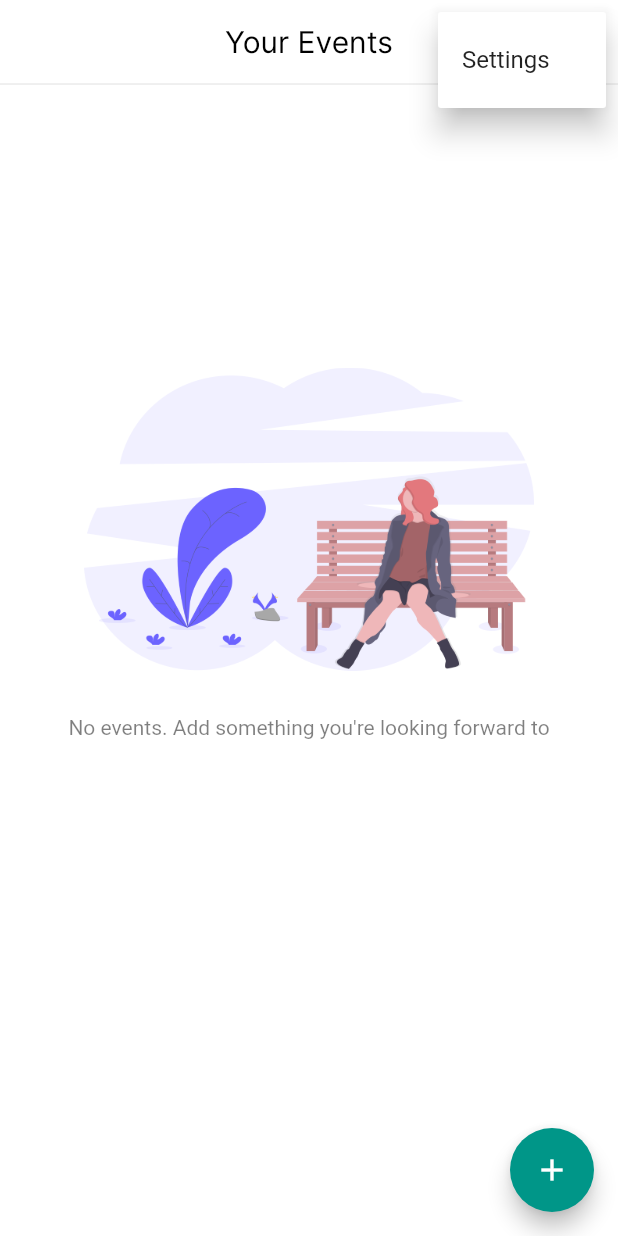
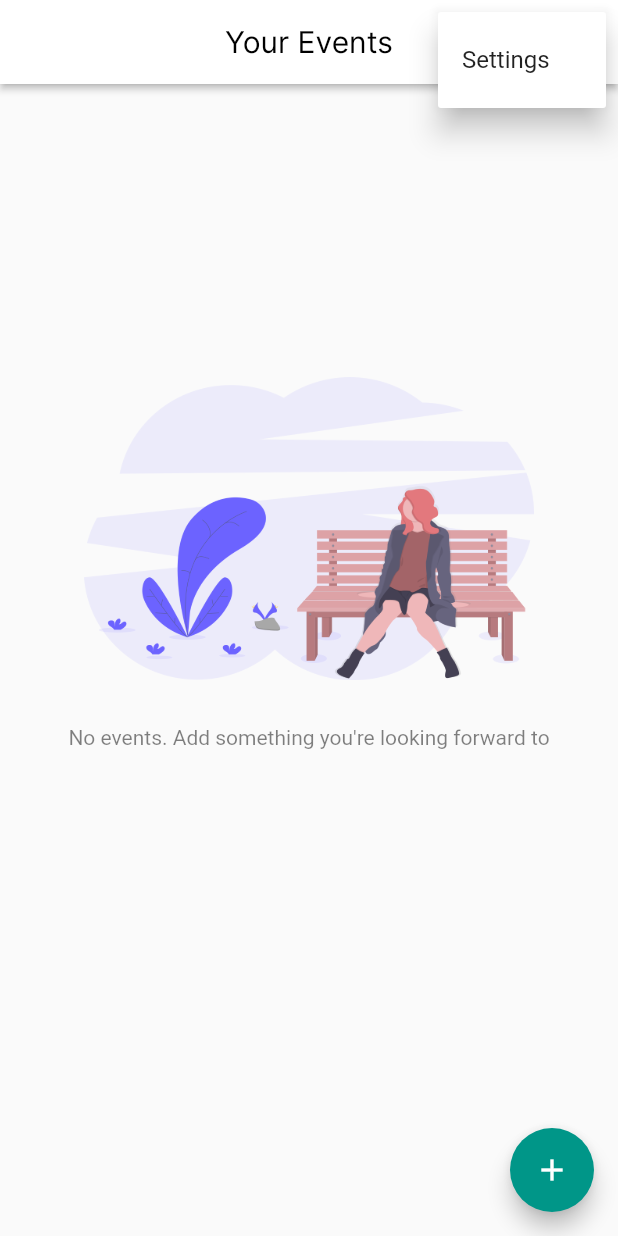
Before and after one commit to richardrobinson0924/Hourglass, a Flutter app: the screen it shows after launch, after a tap on the "more vert" icon, on a phone screen of 412 x 824 dp. Run offline on Flutter 3.47's test engine with Material 2 defaults, Android fonts, the phone set to English and light mode, and no system bars; our stand-ins replace confetti, dynamic_theme, flutter_local_notifications, shared_preferences; missing offline and left inert: aeyrium_sensor, morpheus; network calls fail.

Commit message:
updated config for release; updated design; minor refactoring

```diff
--- a/lib/app_bar_divider.dart
+++ /dev/null
@@ -1,13 +0,0 @@
-import 'package:flutter/cupertino.dart';
-import 'package:flutter/material.dart';
-
-class AppBarDivider extends Divider implements PreferredSizeWidget {
-  AppBarDivider({Key key, double height = 0.0, double indent = 0.0, Color color = Colors.white})
-      : assert(height >= 0.0),
-        super(key: key, height: height, indent: indent, color: color) {
-    preferredSize = Size(double.infinity, height);
-  }
-
-  @override
-  Size preferredSize;
-}
--- a/lib/event_page.dart
+++ b/lib/event_page.dart
@@ -190,7 +190,7 @@ class _EventPageState extends State<EventPage> {
                       child: Container(
                     padding: EdgeInsets.symmetric(horizontal: 15.0),
                     child: Text(
-                      Global().quote.toString(),
+                      Global().prose.toString(),
                       textAlign: TextAlign.center,
                       style: TextStyle(
                           fontSize: 14.0,
--- a/lib/main.dart
+++ b/lib/main.dart
@@ -1,16 +1,16 @@
 import 'dart:async';
 import 'dart:convert';
+import 'dart:math';
 
-import 'package:countdown/CustomExpansionTile.dart';
 import 'package:countdown/add_event.dart';
-import 'package:countdown/app_bar_divider.dart';
 import 'package:countdown/event_page.dart';
+import 'package:countdown/prose.dart';
+import 'package:countdown/radial_progress_indicator.dart';
 import 'package:dynamic_theme/dynamic_theme.dart';
 import 'package:flutter/cupertino.dart';
 import 'package:flutter/material.dart';
 import 'package:flutter/services.dart';
 import 'package:flutter_local_notifications/flutter_local_notifications.dart';
-import 'package:http/http.dart' as http;
 import 'package:morpheus/page_routes/morpheus_page_route.dart';
 import 'package:shared_preferences/shared_preferences.dart';
 
@@ -68,6 +68,8 @@ class _MyHomePageState extends State<MyHomePage> with WidgetsBindingObserver {
     WidgetsBinding.instance.addObserver(this);
     super.initState();
 
+    Prose.fetch().then((prose) => Global().prose = prose);
+
     final initSettings = InitializationSettings(
         AndroidInitializationSettings('app_icon'), IOSInitializationSettings());
 
@@ -75,8 +77,10 @@ class _MyHomePageState extends State<MyHomePage> with WidgetsBindingObserver {
         onSelectNotification: (payload) async => Navigator.push(
             context,
             MorpheusPageRoute(
-                builder: (context) =>
-                    EventPage(event: Event.fromJson(json.decode(payload))))));
+                builder: (context) => EventPage(
+                      event: Event.fromJson(json.decode(payload)),
+                      configuration: _model?.configuration ?? Configuration(),
+                    ))));
 
     SharedPreferences.getInstance().then((prefs) {
       var raw = prefs.getString('hourglassModel');
@@ -89,14 +93,6 @@ class _MyHomePageState extends State<MyHomePage> with WidgetsBindingObserver {
     });
 
     _timer = Timer.periodic(Duration(seconds: 1), (_) => setState(() {}));
-
-    http.get(quoteURL).then((response) {
-      if (response.statusCode == 200) {
-        Global().quote = Quote.fromJson(json.decode(response.body));
-      } else {
-        print('Failed with status code ${response.statusCode}');
-      }
-    });
   }
 
   @override
@@ -141,91 +137,63 @@ class _MyHomePageState extends State<MyHomePage> with WidgetsBindingObserver {
   Widget get loadingView => Container();
 
   Widget makeRow({@required Event event}) {
-    var key = GlobalKey();
+    final transitionKey = GlobalKey();
+    final listTileKey = Key(event.hashCode.toString());
 
     return Dismissible(
-      direction: DismissDirection.endToStart,
-      background: Container(
-          color: Colors.blueAccent,
-          alignment: Alignment.centerRight,
-          padding: EdgeInsets.only(right: 25.0),
-          child: Icon(Icons.delete, color: Colors.white)),
-      key: key,
       onDismissed: (_) {
         setState(() => _model.removeEvent(event));
         Global.saveModel(_model);
       },
+      key: listTileKey,
+      child: Card(
+        color: Theme.of(context).brightness == Brightness.dark
+            ? Color(0xFF1C1C1C)
+            : Colors.white,
+        key: transitionKey,
+        child: Container(
+          padding: EdgeInsets.symmetric(vertical: 5.0),
           child: ListTile(
-        title: Text(
-          event.title,
-          style: TextStyle(fontFamily: _model.configuration.fontFamily),
+            leading: RadialProgressIndicator(
+              radius: 20.0,
+              color: event.color,
+              backgroundColor: event.color.withOpacity(0.25),
+              progress: min(
+                  1.0,
+                  DateTime.now().difference(event.end).inSeconds /
+                      event.start.difference(event.end).inSeconds),
             ),
-        subtitle: Text(
-          event.isOver ? 'Event Completed' : event.timeRemaining.toString(),
-          style: TextStyle(fontFamily: _model.configuration.fontFamily),
-        ),
+            key: listTileKey,
+            title: Text(event.title),
+            subtitle: Text(event.isOver
+                ? 'Event Completed'
+                : 'in ${event.timeRemaining.toString()}'),
             onTap: () => Navigator.push(
                 context,
                 MorpheusPageRoute(
-                parentKey: key,
+                    parentKey: transitionKey,
                     builder: (context) => EventPage(
                         event: event, configuration: _model.configuration))),
+          ),
+        ),
       ),
     );
   }
 
-  var isExpansionTileExpanded = false;
-
   Widget makeEventsList() {
     assert(_model != null);
 
-    final completedEvents = _model.events
-        .where((event) => event.isOver)
-        .map((event) => makeRow(event: event))
-        .toList();
+    final list = _model.events.map((event) => makeRow(event: event)).toList();
 
-    final inProgressEvents = _model.events
-        .where((event) => !event.isOver)
-        .map((event) => makeRow(event: event))
-        .toList();
-
-    final completedEventsWidget = CustomExpansionTile(
-      onExpansionChanged: (isExpanded) =>
-          setState(() => isExpansionTileExpanded = isExpanded),
-      initiallyExpanded: false,
-      title: Text(
-        'Completed Events (${completedEvents.length})',
-        style: TextStyle(fontFamily: _model.configuration.fontFamily),
-      ),
-      children: completedEvents,
-    );
-
-    List<Widget> list = List<Widget>()..addAll(inProgressEvents);
-
-    if (completedEvents.isNotEmpty) {
-      list.add(Container(
-        height: 20.0,
-      ));
-      list.add(completedEventsWidget);
-    }
-
-    return Stack(
-      children: <Widget>[
-        (inProgressEvents.isEmpty &&
-                (completedEvents.isEmpty || !isExpansionTileExpanded))
+    return list.isEmpty
         ? emptyScreen
-            : Container(),
-        ListView.separated(
-            shrinkWrap: true,
-            itemBuilder: (_, index) => list[index],
-            separatorBuilder: (_, index) => Divider(
-                  color: Theme.of(context).dividerColor,
-                  height: 0.0,
-                  thickness: 1.0,
-                ),
-            itemCount: list.length)
-      ],
-    );
+        : ListView.separated(
+            shrinkWrap: false,
+            separatorBuilder: (_, index) => SizedBox(height: 3.0),
+            itemBuilder: (_, index) => Container(
+                padding: EdgeInsets.symmetric(horizontal: 9.0),
+                child: list[index]),
+            itemCount: list.length);
   }
 
   void showSettings(BuildContext context) {
@@ -350,17 +318,14 @@ class _MyHomePageState extends State<MyHomePage> with WidgetsBindingObserver {
     return Scaffold(
       backgroundColor: DynamicTheme.of(context).brightness == Brightness.dark
           ? Color(0xFF121212)
-          : Colors.white,
+          : null,
       appBar: AppBar(
+        elevation: 2.0,
         brightness: DynamicTheme.of(context).brightness,
         backgroundColor: DynamicTheme.of(context).brightness == Brightness.dark
             ? Color(0xFF121212)
             : Colors.white,
-        elevation: 0.0,
         centerTitle: true,
-        bottom: AppBarDivider(
-          color: DynamicTheme.of(context).data.dividerColor,
-        ),
         title: Text(
           'Your Events',
           style: TextStyle(
@@ -385,7 +350,10 @@ class _MyHomePageState extends State<MyHomePage> with WidgetsBindingObserver {
           )
         ],
       ),
-      body: isLoading ? loadingView : makeEventsList(),
+      body: isLoading
+          ? loadingView
+          : Container(
+              padding: EdgeInsets.only(top: 10.0), child: makeEventsList()),
       floatingActionButton: FloatingActionButton(
         onPressed: () => Navigator.push(
             context,
--- a/lib/model.dart
+++ b/lib/model.dart
@@ -1,5 +1,6 @@
 import 'dart:convert';
 
+import 'package:countdown/prose.dart';
 import 'package:flutter/cupertino.dart';
 import 'package:flutter/material.dart';
 import 'package:flutter_local_notifications/flutter_local_notifications.dart';
@@ -61,45 +62,24 @@ class Model {
   }
 }
 
-enum MyColorScheme { SystemDefault, Dark, Light }
-
-extension Ex on MyColorScheme {
-  String get name {
-    switch (this) {
-      case MyColorScheme.SystemDefault:
-        return 'System Default';
-      case MyColorScheme.Light:
-        return 'The Light Side';
-      case MyColorScheme.Dark:
-        return 'The Dark Side';
-      default:
-        throw Exception();
-    }
-  }
-}
-
 class Configuration {
   bool shouldShowNotifications;
   bool shouldUseAltFont;
-  MyColorScheme colorScheme;
 
   String get fontFamily => !shouldUseAltFont ? 'Inter' : 'OpenDyslexic';
 
   Configuration()
       : shouldUseAltFont = false,
-        shouldShowNotifications = true,
-        colorScheme = MyColorScheme.SystemDefault;
+        shouldShowNotifications = true;
 
   Configuration.fromJson(Map<String, dynamic> json)
       : shouldShowNotifications =
             json['shouldShowNotifications'] as bool ?? true,
-        shouldUseAltFont = json['shoudUseAltFont'] as bool ?? false,
-        colorScheme = MyColorScheme.values[json['colorScheme'] as int ?? 0];
+        shouldUseAltFont = json['shoudUseAltFont'] as bool ?? false;
 
   Map<String, dynamic> toJson() => {
         'shouldShowNotifications': shouldShowNotifications,
-        'shouldUseAltFont': shouldUseAltFont,
-        'colorScheme': colorScheme.index
+        'shouldUseAltFont': shouldUseAltFont
       };
 }
 
@@ -109,7 +89,7 @@ class Global {
   factory Global() => _instance;
   Global._internal();
 
-  var quote = Quote();
+  String prose = Greeting().toString();
 
   final notificationsManager = FlutterLocalNotificationsPlugin();
 
@@ -124,35 +104,11 @@ class Global {
       null);
 
   static void saveModel(Model model) async {
-    var prefs = await SharedPreferences.getInstance();
-    prefs.setString('hourglassModel', json.encode(model.toJson()));
+    if (model != null) {
+      var prefs = await SharedPreferences.getInstance();
+      prefs.setString('hourglassModel', json.encode(model.toJson()));
+    }
   }
-}
-
-/// A class to aide in parsing from a JSON HTTP GET request into a formatted [toString]
-class Quote {
-  final String content;
-  final String author;
-
-  Quote({this.content = '', this.author = ''});
-
-  Quote.fromJson(Map<String, dynamic> json)
-      : this(
-            content: json['contents']['quotes'][0]['quote'],
-            author: json['contents']['quotes'][0]['author']);
-
-  String get _greeting {
-    var hour = DateTime.now().hour;
-
-    if (hour >= 5 && hour < 12) return 'Have an amazing morning 😀';
-    if (hour >= 12 && hour < 19) return 'Have a nice afternoon 🥳';
-    if (hour >= 19 || hour < 5) return 'Have a fantastic night 🥱';
-
-    throw Exception('Did not satisfy any condition');
-  }
-
-  @override
-  String toString() => content.isEmpty ? _greeting : '"$content" — $author';
 }
 
 class Circle extends StatelessWidget {
@@ -189,12 +145,14 @@ class NormalizedDuration {
         this.hours = totalDuration.inHours.remainder(Duration.hoursPerDay),
         this.days = totalDuration.inDays;
 
-  /// Formats the duration as a [String]; for example: `42 days 23 hrs 59 mins 00 secs`
   @override
-  String toString() => '$days ${days == 1 ? 'day' : 'days'}, '
-      '$hours ${hours == 1 ? 'hr' : 'hrs'}, '
-      '$minutes ${minutes == 1 ? 'min' : 'mins'}, '
-      '$seconds ${seconds == 1 ? 'sec' : 'secs'}';
+  String toString() =>
+      <String, int>{'day': days, 'hour': hours, 'min': minutes, 'sec': seconds}
+          .entries
+          .map<String>((entry) => (entry.value == 1)
+              ? '1 ${entry.key}'
+              : '${entry.value} ${entry.key}s')
+          .join(', ');
 }
 
 class Event implements Comparable<Event> {
--- /dev/null
+++ b/lib/prose.dart
@@ -0,0 +1,113 @@
+import 'dart:convert';
+
+import 'package:http/http.dart' as http;
+
+abstract class Prose {
+  Future<String> get();
+
+  static Future<String> fetch() async {
+    final choices = [Quote(), Joke()]..shuffle();
+    var prose = await Greeting().get();
+
+    for (int i = 0; i < choices.length; i += 1) {
+      var tmp = await choices[i].get();
+      if (tmp != null) {
+        prose = tmp;
+        break;
+      }
+    }
+
+    return prose;
+  }
+}
+
+class HttpStatus {
+  static const success = 200;
+}
+
+class Quote implements Prose {
+  static final Quote _singleton = Quote._();
+
+  factory Quote() => _singleton;
+
+  Quote._();
+
+  static String fromMap(Map<String, dynamic> json) =>
+      '"${json['contents']['quotes'][0]['quote']}"'
+      ' - ${json['contents']['quotes'][0]['author']}';
+
+  Future<String> get() async {
+    print('Getting quote...');
+    const quoteURL = 'http://quotes.rest/qod.json';
+
+    var response = await http.get(quoteURL);
+
+    if (response.statusCode == HttpStatus.success) {
+      print('Quote acquired');
+
+      return fromMap(json.decode(response.body));
+    }
+
+    return null;
+  }
+}
+
+class Joke implements Prose {
+  static final Joke _singleton = Joke._();
+
+  factory Joke() => _singleton;
+
+  Joke._();
+
+  static String fromMap(Map<String, dynamic> json) =>
+      (json['contents']['jokes'][0]['joke']['text'] as String);
+
+  Future<String> get() async {
+    print('Getting joke...');
+    const jokeURL = 'https://api.jokes.one/jod';
+
+    var response =
+        await http.get(jokeURL, headers: {'Content-type': 'application/json'});
+
+    if (response.statusCode == HttpStatus.success) {
+      print('Joke acquired');
+
+      final decoded = json.decode(response.body);
+      final joke = decoded['contents']['jokes'][0]['joke'];
+
+      final clean = joke['clean'];
+      final isClean = clean == null || clean.toString() == '1';
+
+      final racial = joke['racial'];
+      final isRacial = racial != null && racial.toString() == '1';
+
+      if (isClean && !isRacial) return fromMap(decoded).replaceAll('\n', ' ');
+    }
+
+    return null;
+  }
+}
+
+class Greeting implements Prose {
+  static final Greeting _singleton = Greeting._();
+
+  factory Greeting() => _singleton;
+
+  Greeting._();
+
+  Future<String> get() async => toString();
+
+  @override
+  String toString() {
+    // TODO: implement toString
+    final hour = DateTime.now().hour;
+
+    var ret = '';
+
+    if (hour >= 5 && hour < 12) ret = 'Have an amazing morning 😀';
+    if (hour >= 12 && hour < 19) ret = 'Have a nice afternoon 🥳';
+    if (hour >= 19 || hour < 5) ret = 'Have a fantastic night 🥱';
+
+    return ret;
+  }
+}
```
Also changed, not shown: lib/CustomExpansionTile.dart (deleted, +0 -209 lines), lib/add_event.dart (+25 -39 lines), lib/fluid_view.dart (+24 -3 lines), lib/radial_progress_indicator.dart (added, +82 -0 lines), pubspec.yaml (+8 -4 lines), assets/icon.png (added), pubspec.lock, 25 other files. Lines whose indentation alone changed are shown as unchanged.
